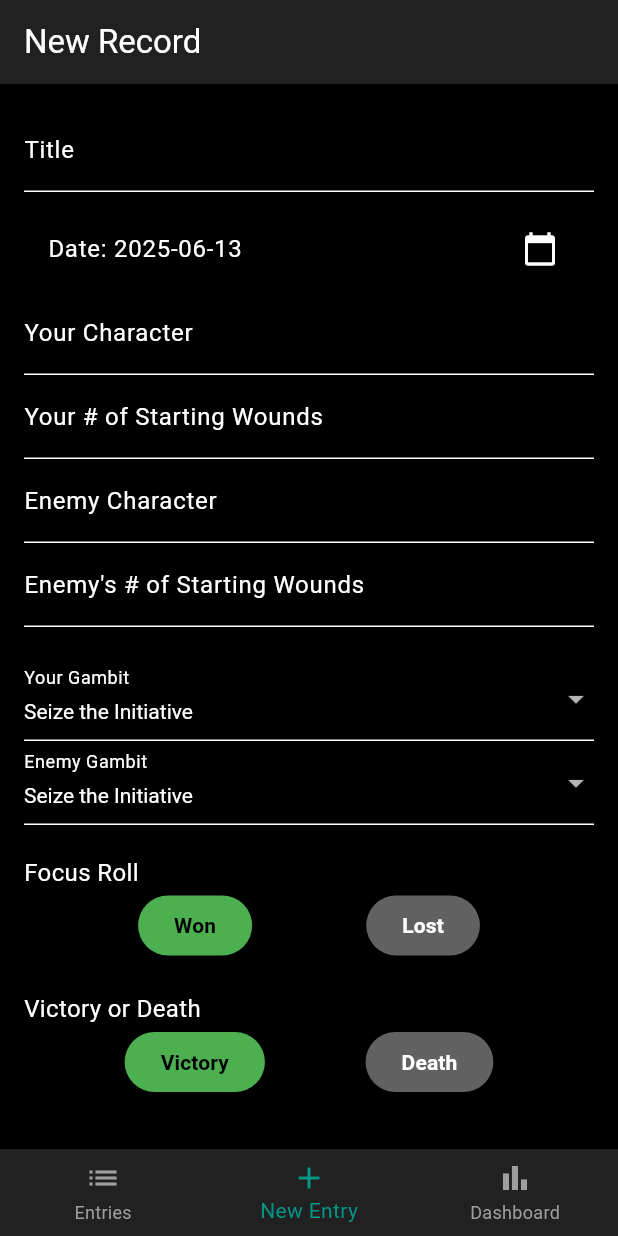
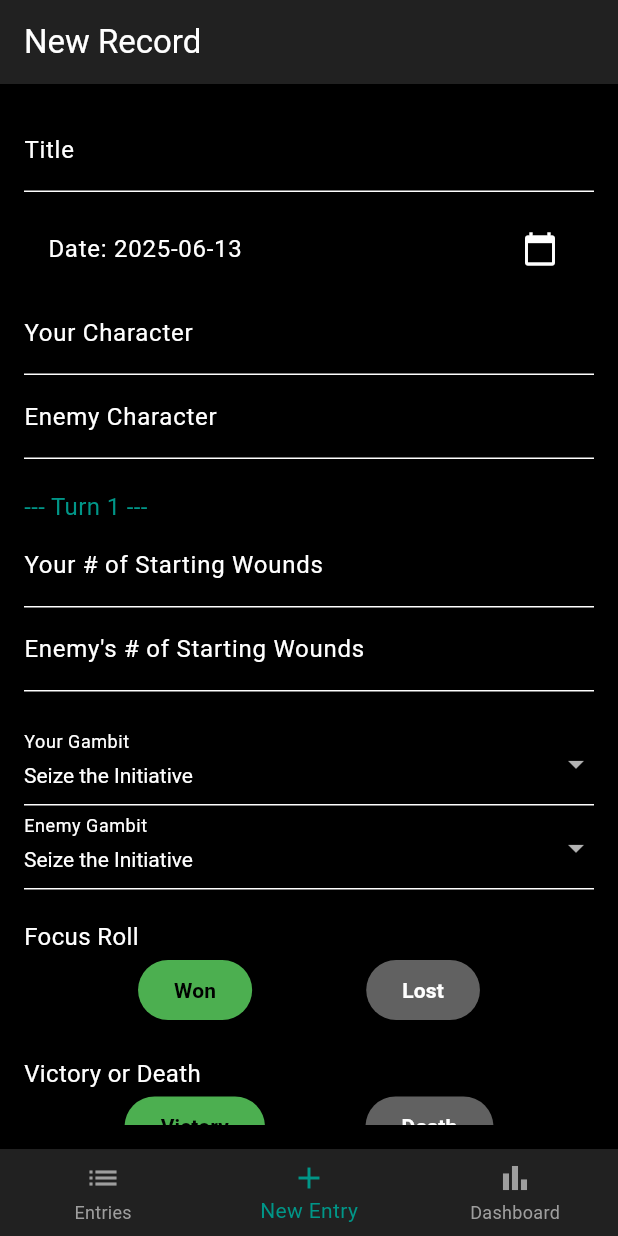
Before and after one commit to MrTovarish/Horus-Heresy-Challenges-App, a Flutter app: the screen it shows after launch, item 2 of the bottom bar chosen, on a phone screen of 412 x 824 dp. Run offline on Flutter 3.47's test engine with Material 3 defaults, Android fonts, the light colour scheme and no system bars; our stand-ins replace fl_chart, hive, hive_flutter; accounts and stored records are empty.

Commit message:
Major update

```diff
--- a/lib/main.dart
+++ b/lib/main.dart
@@ -5,6 +5,8 @@ import 'models/entry_model.dart';
 import 'screens/entry_form_screen.dart';
 import 'screens/dashboard_screen.dart';
 import 'screens/list_screen.dart';
+import 'models/turn_model.dart';
+import 'models/event_model.dart';
 
 const int currentDataVersion = 2;
 
@@ -14,6 +16,10 @@ void main() async {
   final appDir = await getApplicationDocumentsDirectory();
   Hive.init(appDir.path);
   Hive.registerAdapter(EntryAdapter());
+  Hive.registerAdapter(TurnAdapter());
+  Hive.registerAdapter(EventAdapter());
+  await Hive.openBox<Event>('events');
+
 
   final settingsBox = await Hive.openBox('settings');
   final entriesBox = await Hive.openBox<Entry>('entries');
--- /dev/null
+++ b/lib/models/event_model.dart
@@ -0,0 +1,38 @@
+import 'package:hive/hive.dart';
+import 'turn_model.dart';
+
+part 'event_model.g.dart';
+
+@HiveType(typeId: 2)
+class Event extends HiveObject {
+  @HiveField(0)
+  late String title;
+
+  @HiveField(1)
+  late DateTime date;
+
+  @HiveField(2)
+  late String yourCharacter;
+
+  @HiveField(3)
+  late String enemyCharacter;
+
+  @HiveField(4)
+  late List<Turn> turns;
+
+  @HiveField(5)
+  late bool focusRollWin;
+
+  @HiveField(6)
+  late bool matchWin;
+
+  Event({
+  required this.title,
+  required this.date,
+  required this.yourCharacter,
+  required this.enemyCharacter,
+  required this.turns,
+  required this.focusRollWin,
+  required this.matchWin,
+  });
+}
--- /dev/null
+++ b/lib/models/turn_model.dart
@@ -0,0 +1,25 @@
+import 'package:hive/hive.dart';
+
+part 'turn_model.g.dart';
+
+@HiveType(typeId: 1)
+class Turn extends HiveObject {
+  @HiveField(0)
+  late int playerWounds;
+
+  @HiveField(1)
+  late int opponentWounds;
+
+  @HiveField(2)
+  late String playerGambit;
+
+  @HiveField(3)
+  late String opponentGambit;
+
+  Turn({
+    required this.playerWounds,
+    required this.opponentWounds,
+    required this.playerGambit,
+    required this.opponentGambit,
+  });
+}
--- a/lib/screens/entry_form_screen.dart
+++ b/lib/screens/entry_form_screen.dart
@@ -1,6 +1,7 @@
 import 'package:flutter/material.dart';
 import 'package:hive/hive.dart';
-import '../models/entry_model.dart';
+import '../models/event_model.dart';
+import '../models/turn_model.dart';
 
 class EntryFormScreen extends StatefulWidget {
   final VoidCallback onEntrySaved;
@@ -25,23 +26,62 @@ class _EntryFormScreenState extends State<EntryFormScreen> {
   bool _focusRollWin = true;
   bool _matchWin = true;
 
-  void _submitForm() {
+  final List<Turn> _turns = [];
+
+  void _addTurn() {
     if (_formKey.currentState!.validate()) {
-      final newEntry = Entry(
-        game: _gameController.text,
-        date: _selectedDate,
-        character: _characterController.text,
+      final turn = Turn(
         playerWounds: int.parse(_playerWoundsController.text),
-        opponent: _opponentController.text,
         opponentWounds: int.parse(_opponentWoundsController.text),
-        gambit: _playerGambit, // still only storing the player's gambit
-        focusRollWin: _focusRollWin,
-        matchWin: _matchWin,
+        playerGambit: _playerGambit,
         opponentGambit: _opponentGambit,
       );
 
-      final box = Hive.box<Entry>('entries');
-      box.add(newEntry);
+      setState(() {
+        _turns.add(turn);
+        _playerWoundsController.clear();
+        _opponentWoundsController.clear();
+        _playerGambit = 'Seize the Initiative';
+        _opponentGambit = 'Seize the Initiative';
+        _focusRollWin = true;
+        _matchWin = true;
+      });
+    }
+  }
+
+  void _saveEvent() {
+    if (_formKey.currentState!.validate()) {
+      final hasWounds = _playerWoundsController.text.isNotEmpty && _opponentWoundsController.text.isNotEmpty;
+
+      if (_turns.isEmpty && hasWounds) {
+        final firstTurn = Turn(
+          playerWounds: int.parse(_playerWoundsController.text),
+          opponentWounds: int.parse(_opponentWoundsController.text),
+          playerGambit: _playerGambit,
+          opponentGambit: _opponentGambit,
+        );
+        _turns.add(firstTurn);
+      }
+
+      if (_turns.isEmpty) {
+        ScaffoldMessenger.of(context).showSnackBar(
+          SnackBar(content: Text('Add at least 1 turn before saving the event')),
+        );
+        return;
+      }
+
+      final event = Event(
+        title: _gameController.text,
+        date: _selectedDate,
+        yourCharacter: _characterController.text,
+        enemyCharacter: _opponentController.text,
+        turns: List.from(_turns),
+        focusRollWin: _focusRollWin,
+        matchWin: _matchWin,
+      );
+
+      final box = Hive.box<Event>('events');
+      box.add(event);
 
       widget.onEntrySaved();
 
@@ -55,22 +95,21 @@ class _EntryFormScreenState extends State<EntryFormScreen> {
       _opponentGambit = 'Seize the Initiative';
       _focusRollWin = true;
       _matchWin = true;
+      _turns.clear();
 
       setState(() {});
     }
   }
 
   Future<void> _pickDate() async {
-    final DateTime? picked = await showDatePicker(
+    final picked = await showDatePicker(
       context: context,
       initialDate: _selectedDate,
       firstDate: DateTime(2020),
       lastDate: DateTime(2100),
     );
     if (picked != null && picked != _selectedDate) {
-      setState(() {
-        _selectedDate = picked;
-      });
+      setState(() => _selectedDate = picked);
     }
   }
 
@@ -116,37 +155,47 @@ class _EntryFormScreenState extends State<EntryFormScreen> {
                   controller: _characterController,
                   decoration: InputDecoration(labelText: 'Your Character'),
                   style: TextStyle(color: Colors.white),
-                  validator: (value) => value!.isEmpty ? 'Enter your character' : null,
-                ),
-                TextFormField(
-                  controller: _playerWoundsController,
-                  keyboardType: TextInputType.number,
-                  decoration: InputDecoration(labelText: 'Your # of Starting Wounds'),
-                  style: TextStyle(color: Colors.white),
-                  validator: (value) => value!.isEmpty ? 'Enter your wounds' : null,
+                  validator: (value) =>
+                      value!.isEmpty ? 'Enter your character' : null,
                 ),
                 TextFormField(
                   controller: _opponentController,
                   decoration: InputDecoration(labelText: 'Enemy Character'),
                   style: TextStyle(color: Colors.white),
-                  validator: (value) => value!.isEmpty ? 'Enter enemy character' : null,
+                  validator: (value) =>
+                      value!.isEmpty ? 'Enter enemy character' : null,
+                ),
+                SizedBox(height: 20),
+                Text(
+                  '--- Turn ${_turns.length + 1} ---',
+                  style: TextStyle(color: Colors.teal, fontSize: 16),
+                ),
+                TextFormField(
+                  controller: _playerWoundsController,
+                  keyboardType: TextInputType.number,
+                  decoration:
+                      InputDecoration(labelText: 'Your # of Starting Wounds'),
+                  style: TextStyle(color: Colors.white),
+                  validator: (value) =>
+                      value!.isEmpty ? 'Enter your wounds' : null,
                 ),
                 TextFormField(
                   controller: _opponentWoundsController,
                   keyboardType: TextInputType.number,
-                  decoration: InputDecoration(labelText: "Enemy's # of Starting Wounds"),
+                  decoration:
+                      InputDecoration(labelText: "Enemy's # of Starting Wounds"),
                   style: TextStyle(color: Colors.white),
-                  validator: (value) => value!.isEmpty ? 'Enter enemy wounds' : null,
+                  validator: (value) =>
+                      value!.isEmpty ? 'Enter enemy wounds' : null,
                 ),
-
-                // GAMBIT SECTION
                 SizedBox(height: 20),
                 DropdownButtonFormField<String>(
                   value: _playerGambit,
                   items: gambitOptions
                       .map((g) => DropdownMenuItem(value: g, child: Text(g)))
                       .toList(),
-                  onChanged: (value) => setState(() => _playerGambit = value!),
+                  onChanged: (value) =>
+                      setState(() => _playerGambit = value!),
                   decoration: InputDecoration(labelText: 'Your Gambit'),
                   dropdownColor: Colors.grey[900],
                   style: TextStyle(color: Colors.white),
@@ -156,14 +205,15 @@ class _EntryFormScreenState extends State<EntryFormScreen> {
                   items: gambitOptions
                       .map((g) => DropdownMenuItem(value: g, child: Text(g)))
                       .toList(),
-                  onChanged: (value) => setState(() => _opponentGambit = value!),
+                  onChanged: (value) =>
+                      setState(() => _opponentGambit = value!),
                   decoration: InputDecoration(labelText: 'Enemy Gambit'),
                   dropdownColor: Colors.grey[900],
                   style: TextStyle(color: Colors.white),
                 ),
-
                 SizedBox(height: 20),
-                Text('Focus Roll', style: TextStyle(color: Colors.white, fontSize: 16)),
+                Text('Focus Roll',
+                    style: TextStyle(color: Colors.white, fontSize: 16)),
                 Row(
                   mainAxisAlignment: MainAxisAlignment.spaceEvenly,
                   children: [
@@ -182,7 +232,8 @@ class _EntryFormScreenState extends State<EntryFormScreen> {
                   ],
                 ),
                 SizedBox(height: 20),
-                Text('Victory or Death', style: TextStyle(color: Colors.white, fontSize: 16)),
+                Text('Victory or Death',
+                    style: TextStyle(color: Colors.white, fontSize: 16)),
                 Row(
                   mainAxisAlignment: MainAxisAlignment.spaceEvenly,
                   children: [
@@ -201,11 +252,18 @@ class _EntryFormScreenState extends State<EntryFormScreen> {
                   ],
                 ),
                 SizedBox(height: 30),
-                Center(
-                  child: ElevatedButton(
-                    onPressed: _submitForm,
-                    child: Text('Save Record'),
-                  ),
+                Row(
+                  mainAxisAlignment: MainAxisAlignment.spaceEvenly,
+                  children: [
+                    ElevatedButton(
+                      onPressed: _addTurn,
+                      child: Text('New Turn'),
+                    ),
+                    ElevatedButton(
+                      onPressed: _saveEvent,
+                      child: Text('Save Event'),
+                    ),
+                  ],
                 ),
               ],
             ),
```
Also changed, not shown: lib/screens/dashboard_screen.dart (+51 -18 lines), lib/screens/event_detail_screen.dart (added, +59 -0 lines), lib/screens/list_screen.dart (+87 -21 lines), lib/models/event_model.g.dart (added), lib/models/turn_model.g.dart (added), 3 other files.
